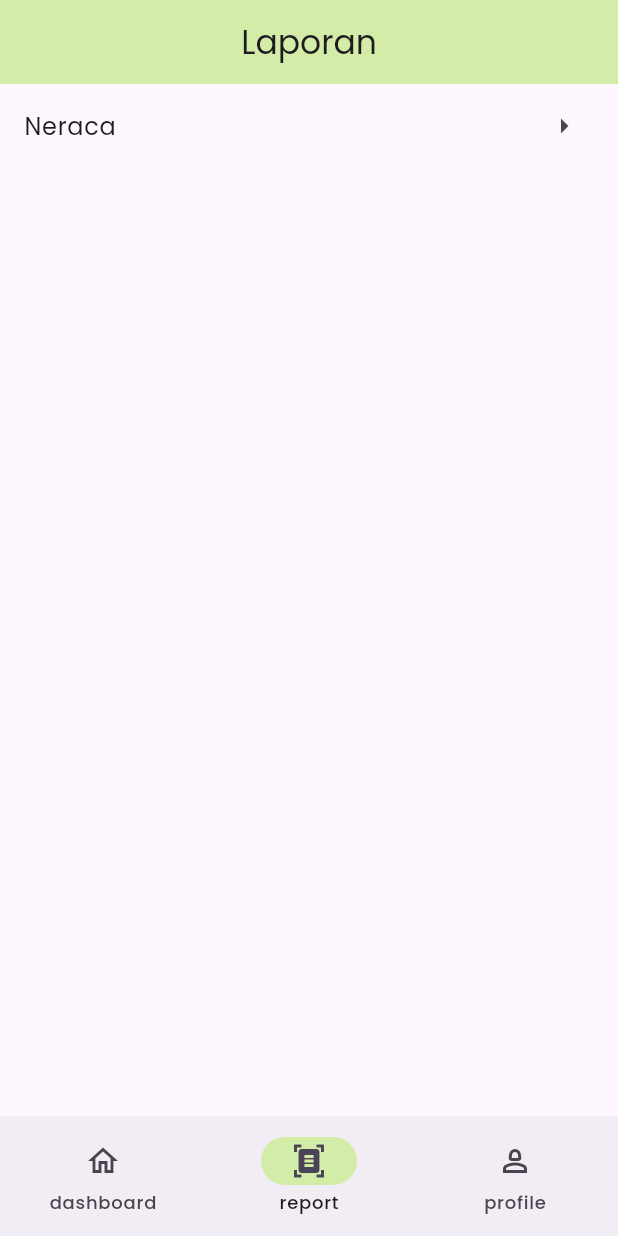
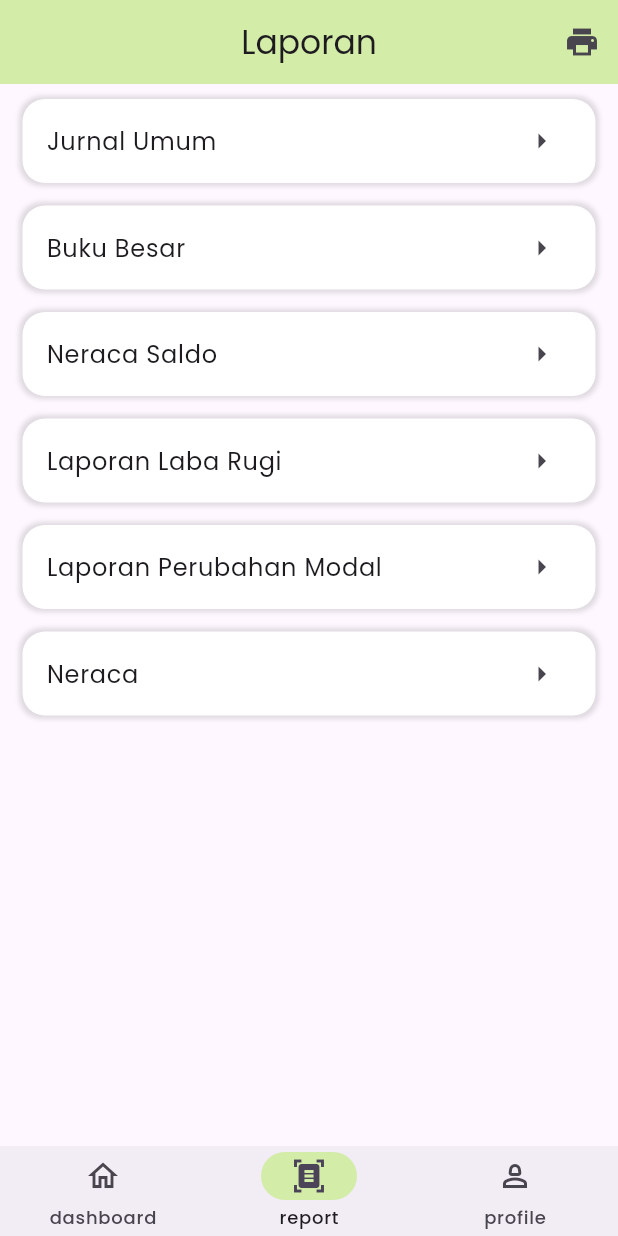
Before and after one commit to MochamadLukyAdithia/SiKeZ, a Flutter app: the screen it shows once a user with an empty profile is signed in, item 2 of the bottom bar chosen, on a phone screen of 412 x 824 dp. Run offline on Flutter 3.47's test engine with Material 3 defaults, Android fonts, the light colour scheme and no system bars; our stand-ins replace cloud_firestore, dropdown_button2, firebase_auth, firebase_core, flutter_form_builder, flutter_secure_storage and 6 more; accounts and stored records are empty.

Commit message:
add all report file

```diff
--- a/lib/core/route/routes.dart
+++ b/lib/core/route/routes.dart
@@ -4,8 +4,13 @@ import 'package:hmj_apps/presentation/auth/screen/login_screen.dart';
 import 'package:hmj_apps/presentation/dasboard/screen/dashboard_screen.dart';
 import 'package:hmj_apps/presentation/navigation/controller/navigation_binding.dart';
 import 'package:hmj_apps/presentation/navigation/screen/navigation_scree.dart';
+import 'package:hmj_apps/presentation/report/screen/detail_list/buku_screen.dart';
+import 'package:hmj_apps/presentation/report/screen/detail_list/laba_screen.dart';
+import 'package:hmj_apps/presentation/report/screen/detail_list/modal_screen.dart';
+import 'package:hmj_apps/presentation/report/screen/detail_list/neraca_saldo_screen.dart';
+import 'package:hmj_apps/presentation/report/screen/detail_list/neraca_screen.dart';
 import 'package:hmj_apps/presentation/report/screen/report_detail_screen.dart';
-import 'package:hmj_apps/presentation/report/screen/report_list_screen.dart';
+import 'package:hmj_apps/presentation/report/screen/detail_list/jurnal_screen.dart';
 import 'package:hmj_apps/presentation/transaction/screen/add_transaction_screen.dart';
 
 class AppRoute {
@@ -14,7 +19,12 @@ class AppRoute {
   static const dashboardPage = "/dashboard";
   static const addTransaction = "/transaction/add";
   static const detailReport = "/report/detail";
-  static const reportList = "/report/list";
+  static const reporJurnaltList = "/report/list/jurnal";
+  static const reportNeracaList = "/report/list/neraca";
+  static const reportNearacaSaldoList = "/report/list/neracaSaldo";
+  static const reportModalList = "/report/list/modal";
+  static const reportLabaRugiList = "/report/list/labaRugi";
+  static const reportBukuBesarList = "/report/list/bukuBesar";
 
   static final List<GetPage> routes = [
     GetPage(
@@ -38,9 +48,29 @@ class AppRoute {
       name: AppRoute.detailReport,
       page: () => const ReportDetailScreen(),
     ),
-        GetPage(
-      name: AppRoute.reportList,
-      page: () => const ReportListScreen(),
+    GetPage(
+      name: AppRoute.reporJurnaltList,
+      page: () => const JurnalListScreen(),
+    ),
+    GetPage(
+      name: AppRoute.reportNeracaList,
+      page: () => const NeracaListScreen(),
+    ),
+    GetPage(
+      name: AppRoute.reportNearacaSaldoList,
+      page: () => const NeracaSaldoListScreen(),
+    ),
+    GetPage(
+      name: AppRoute.reportModalList,
+      page: () => const ModalListScreen(),
+    ),
+    GetPage(
+      name: AppRoute.reportLabaRugiList,
+      page: () => const LabaRugiListScreen(),
+    ),
+    GetPage(
+      name: AppRoute.reportBukuBesarList,
+      page: () => const BukuBesarListScreen(),
     ),
   ];
 }
--- a/lib/presentation/navigation/screen/navigation_scree.dart
+++ b/lib/presentation/navigation/screen/navigation_scree.dart
@@ -19,6 +19,7 @@ class NavigationScreen extends GetView<NavigationController> {
             },
             indicatorColor: AppColors.primaryColor,
             selectedIndex: controller.currentIndex.value,
+            height: 60,
             destinations: [
               NavigationDestination(
                   selectedIcon: const Icon(Icons.home),
--- /dev/null
+++ b/lib/presentation/report/component/report_item.dart
@@ -0,0 +1,31 @@
+import 'package:flutter/material.dart';
+import 'package:get/get.dart';
+
+class ReportItem extends StatelessWidget {
+  final String title;
+  final String route;
+  const ReportItem({super.key, required this.title, required this.route});
+
+  @override
+  Widget build(BuildContext context) {
+    return Container(
+      decoration: BoxDecoration(
+          borderRadius: BorderRadius.circular(15),
+          color: Colors.white,
+          boxShadow: const [
+            BoxShadow(
+              color: Colors.black12,
+              spreadRadius: 2,
+              blurRadius: 2,
+            )
+          ]),
+      child: ListTile(
+        onTap: () {
+          Get.toNamed(route);
+        },
+        title: Text(title),
+        trailing: const Icon(Icons.arrow_right_outlined),
+      ),
+    );
+  }
+}
--- a/lib/presentation/report/screen/report_screen.dart
+++ b/lib/presentation/report/screen/report_screen.dart
@@ -2,6 +2,7 @@ import 'package:flutter/material.dart';
 import 'package:get/get.dart';
 import 'package:hmj_apps/core/route/routes.dart';
 import 'package:hmj_apps/core/theme/app_colors.dart';
+import 'package:hmj_apps/presentation/report/component/report_item.dart';
 
 class ReportScreen extends StatelessWidget {
   const ReportScreen({super.key});
@@ -13,16 +14,47 @@ class ReportScreen extends StatelessWidget {
         title: const Text("Laporan"),
         centerTitle: true,
         backgroundColor: AppColors.primaryColor,
+        actions: [
+          IconButton(
+            icon: const Icon(Icons.print),
+            onPressed: () {},
+          )
+        ],
       ),
       body: Container(
-        child: Column(
+        margin: const EdgeInsets.only(left: 15, top: 10, right: 15),
+        child: const Column(
           children: [
-            ListTile(
-              onTap: () {
-                Get.toNamed(AppRoute.reportList);
-              },
-              title: Text("Neraca"),
-              trailing: Icon(Icons.arrow_right_outlined),
+            ReportItem(title: "Jurnal Umum", route: AppRoute.reporJurnaltList),
+            SizedBox(
+              height: 15,
+            ),
+            ReportItem(
+                title: "Buku Besar", route: AppRoute.reportBukuBesarList),
+            SizedBox(
+              height: 15,
+            ),
+            ReportItem(
+                title: "Neraca Saldo", route: AppRoute.reportNearacaSaldoList),
+            SizedBox(
+              height: 15,
+            ),
+            ReportItem(
+              title: "Laporan Laba Rugi",
+              route: AppRoute.reportLabaRugiList,
+            ),
+            SizedBox(
+              height: 15,
+            ),
+            ReportItem(
+                title: "Laporan Perubahan Modal",
+                route: AppRoute.reportModalList),
+            SizedBox(
+              height: 15,
+            ),
+            ReportItem(
+              title: "Neraca",
+              route: AppRoute.reportNeracaList,
             )
           ],
         ),
```
Also changed, not shown: lib/presentation/report/component/date_filter.dart (added, +44 -0 lines), lib/presentation/report/component/item_card/buku_item_card.dart (added, +16 -0 lines), lib/presentation/report/component/item_card/jurnal_item_card.dart (added, +85 -0 lines), lib/presentation/report/component/item_card/laba_item_card.dart (added, +16 -0 lines), lib/presentation/report/component/item_card/modal_item_card.dart (added, +16 -0 lines), lib/presentation/report/component/item_card/neraca_item_card.dart (added, +16 -0 lines), lib/presentation/report/component/item_card/neraca_saldo_item_card.dart (added, +16 -0 lines), lib/presentation/report/screen/detail_list/buku_screen.dart (added, +22 -0 lines), lib/presentation/report/screen/detail_list/jurnal_screen.dart (added, +23 -0 lines), lib/presentation/report/screen/detail_list/laba_screen.dart (added, +22 -0 lines), lib/presentation/report/screen/detail_list/modal_screen.dart (added, +22 -0 lines), lib/presentation/report/screen/detail_list/neraca_saldo_screen.dart (added, +22 -0 lines), lib/presentation/report/screen/detail_list/neraca_screen.dart (added, +22 -0 lines), lib/presentation/report/screen/report_list_screen.dart (deleted, +0 -14 lines).
